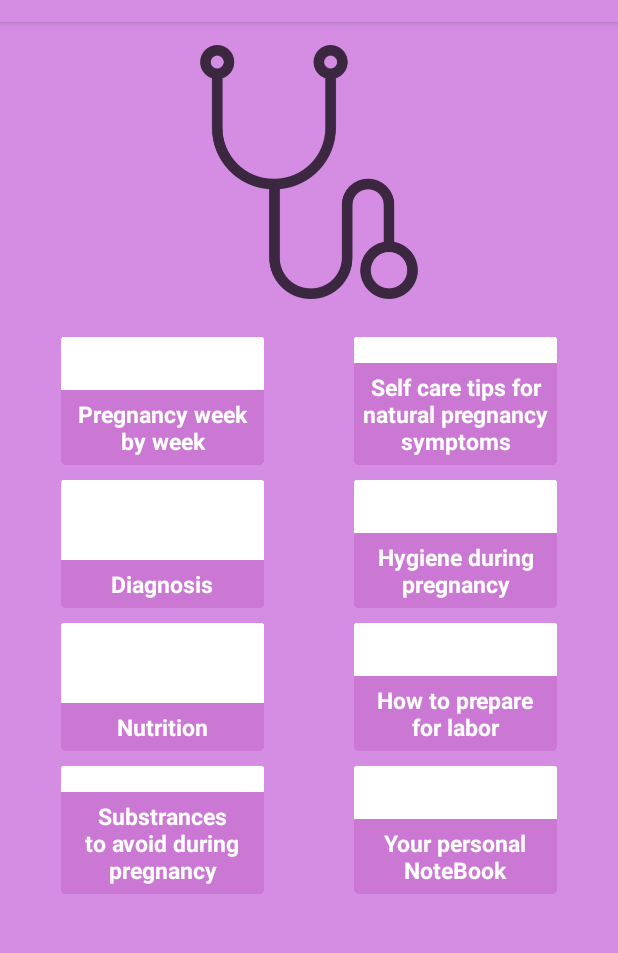
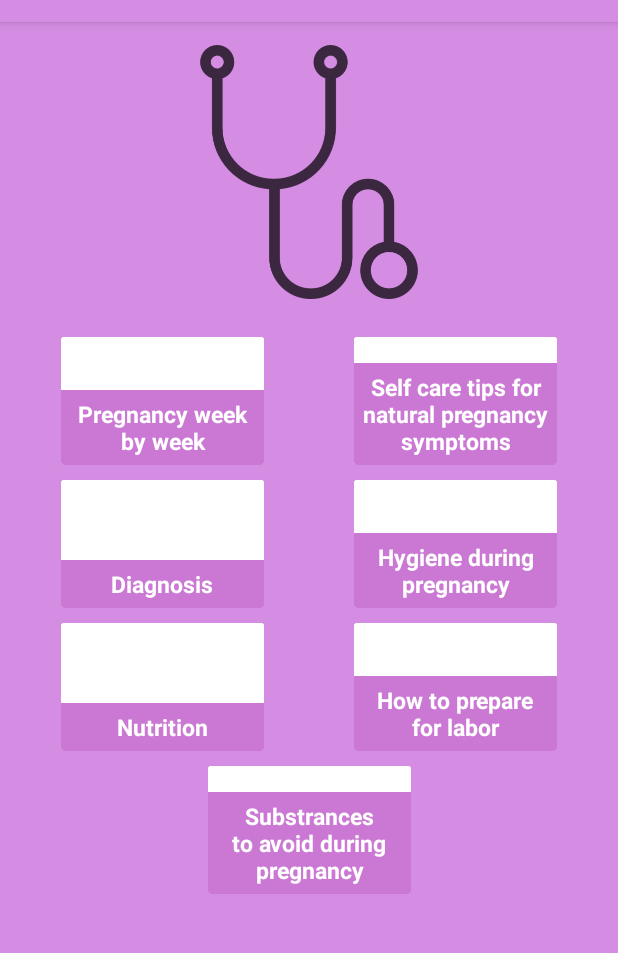
Before and after one commit to abelnshimiye/mamaCare, an Android app: the MainActivity screen opened directly, with no data from a screen before it, on a phone screen of 412 x 824 dp, the part 62-1015 px from its top. Run offline under Robolectric (Android 15) with nearby library versions, the phone set to English and light mode, and no system bars.

Commit message:
mamaApp 1.0.2

```diff
--- a/app/src/main/java/com/example/mamaapp/MainActivity.java
+++ b/app/src/main/java/com/example/mamaapp/MainActivity.java
@@ -50,9 +50,9 @@ public class MainActivity extends AppCompatActivity {
                 startActivity(new Intent(getApplicationContext(), AvoidancyActivity.class));
                 break;
 
-            case R.id.your_personal_notebook:
-                startActivity(new Intent(getApplicationContext(), NotebookActivity.class));
-                break;
+//            case R.id.your_personal_notebook:
+//                startActivity(new Intent(getApplicationContext(), NotebookActivity.class));
+//                break;
 
         }
 
--- a/app/src/main/res/layout/activity_main.xml
+++ b/app/src/main/res/layout/activity_main.xml
@@ -431,13 +431,11 @@
                 android:id="@+id/constraintLayout3"
                 android:layout_width="wrap_content"
                 android:layout_height="match_parent"
-                android:layout_marginStart="20dp"
-                android:layout_marginLeft="20dp"
+                android:layout_marginStart="100dp"
                 android:layout_marginTop="10dp"
-                android:layout_marginEnd="20dp"
-                android:layout_marginRight="20dp"
+                android:layout_marginEnd="100dp"
                 app:layout_constraintBottom_toBottomOf="parent"
-                app:layout_constraintEnd_toStartOf="@+id/constraintLayout6"
+                app:layout_constraintEnd_toEndOf="parent"
                 app:layout_constraintStart_toStartOf="parent"
                 app:layout_constraintTop_toTopOf="parent">
 
@@ -455,30 +453,31 @@
                         android:layout_width="match_parent"
                         android:layout_height="match_parent"
                         android:background="@color/cardview_light_background">
+
                         <ImageView
                             android:id="@+id/imageView20"
                             android:layout_width="wrap_content"
                             android:layout_height="wrap_content"
+                            android:layout_margin="50dp"
+                            android:alpha=".68"
                             app:layout_constraintBottom_toBottomOf="parent"
                             app:layout_constraintEnd_toEndOf="parent"
                             app:layout_constraintStart_toStartOf="parent"
                             app:layout_constraintTop_toTopOf="parent"
-                            app:srcCompat="@drawable/touchless"
-                            android:alpha=".68"
-                            android:layout_margin="50dp"/>
+                            app:srcCompat="@drawable/touchless" />
 
                         <TextView
                             android:id="@+id/textView_substrances"
                             android:layout_width="wrap_content"
                             android:layout_height="wrap_content"
+                            android:alpha=".8"
+                            android:background="@color/purple_200"
                             android:gravity="center_horizontal"
                             android:padding="5dp"
                             android:text="@string/substrances_to_avoid"
+                            android:textColor="@color/white"
                             android:textSize="15sp"
                             android:textStyle="bold"
-                            android:textColor="@color/white"
-                            android:background="@color/purple_200"
-                            android:alpha=".8"
                             app:layout_constraintBottom_toBottomOf="parent"
                             app:layout_constraintEnd_toEndOf="parent"
                             app:layout_constraintStart_toStartOf="parent" />
@@ -500,38 +499,40 @@
                 app:layout_constraintStart_toEndOf="@+id/constraintLayout3"
                 app:layout_constraintTop_toTopOf="parent">
 
-                <androidx.cardview.widget.CardView
-                    android:id="@+id/your_personal_notebook"
-                    android:layout_width="135dp"
-                    android:layout_height="85dp"
-                    android:onClick="cardClicked"
-                    app:layout_constraintBottom_toBottomOf="parent"
-                    app:layout_constraintEnd_toEndOf="parent"
-                    app:layout_constraintStart_toStartOf="parent"
-                    app:layout_constraintTop_toTopOf="parent">
+<!--                <androidx.cardview.widget.CardView-->
+<!--                    android:id="@+id/your_personal_notebook"-->
+<!--                    android:layout_width="135dp"-->
+<!--                    android:layout_height="85dp"-->
+<!--                    android:onClick="cardClicked"-->
+<!--                    android:background="@color/purple_200"-->
+<!--                    app:layout_constraintBottom_toBottomOf="parent"-->
+<!--                    app:layout_constraintEnd_toEndOf="parent"-->
+<!--                    app:layout_constraintStart_toStartOf="parent"-->
+<!--                    app:layout_constraintTop_toTopOf="parent">-->
 
-                    <androidx.constraintlayout.widget.ConstraintLayout
-                        android:layout_width="match_parent"
-                        android:layout_height="match_parent"
-                        android:background="@color/cardview_light_background">
+<!--                    <androidx.constraintlayout.widget.ConstraintLayout-->
+<!--                        android:layout_width="match_parent"-->
+<!--                        android:layout_height="match_parent"-->
+<!--                        android:background="@color/cardview_light_background">-->
 
-                        <TextView
-                            android:id="@+id/textView_your_pers"
-                            android:layout_width="wrap_content"
-                            android:layout_height="wrap_content"
-                            android:alpha=".8"
-                            android:background="@color/purple_200"
-                            android:gravity="center_horizontal"
-                            android:padding="5dp"
-                            android:text="@string/your_personal"
-                            android:textColor="@color/white"
-                            android:textSize="15sp"
-                            android:textStyle="bold"
-                            app:layout_constraintBottom_toBottomOf="parent"
-                            app:layout_constraintEnd_toEndOf="parent"
-                            app:layout_constraintStart_toStartOf="parent" />
-                    </androidx.constraintlayout.widget.ConstraintLayout>
-                </androidx.cardview.widget.CardView>
+<!--                        <TextView-->
+<!--                            android:id="@+id/textView_your_pers"-->
+<!--                            android:layout_width="wrap_content"-->
+<!--                            android:layout_height="wrap_content"-->
+<!--                            android:alpha=".8"-->
+<!--                            android:background="@color/purple_200"-->
+<!--                            android:gravity="center_horizontal"-->
+<!--                            android:padding="5dp"-->
+<!--                            android:text="@string/your_personal"-->
+<!--                            android:textColor="@color/white"-->
+<!--                            android:textSize="15sp"-->
+<!--                            android:textStyle="bold"-->
+<!--                            app:layout_constraintBottom_toBottomOf="parent"-->
+<!--                            app:layout_constraintEnd_toEndOf="parent"-->
+<!--                            app:layout_constraintStart_toStartOf="parent" />-->
+<!--                    </androidx.constraintlayout.widget.ConstraintLayout>-->
+<!--                </androidx.cardview.widget.CardView>-->
+
             </androidx.constraintlayout.widget.ConstraintLayout>
 
         </androidx.constraintlayout.widget.ConstraintLayout>
```
